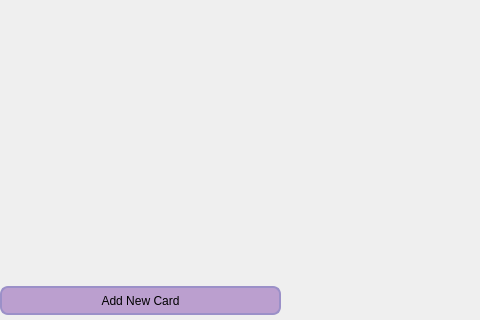
Saigz/task_tracker_qt, file UI/w_deck/NewTab/newtab.ui: the form before one commit; both pictures show x 0 to 480 and y 244 to 564 of the 1213 by 564 pixel window.
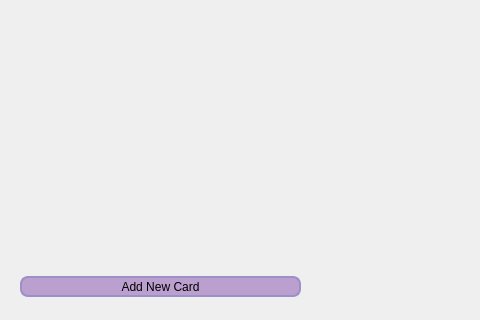
The form after the commit.

```diff
--- a/UI/w_deck/NewTab/newtab.ui
+++ b/UI/w_deck/NewTab/newtab.ui
@@ -27,10 +27,10 @@
   <widget class="QPushButton" name="pushButton">
    <property name="geometry">
     <rect>
-     <x>0</x>
-     <y>530</y>
+     <x>20</x>
+     <y>520</y>
      <width>281</width>
-     <height>29</height>
+     <height>21</height>
     </rect>
    </property>
    <property name="styleSheet">
```
